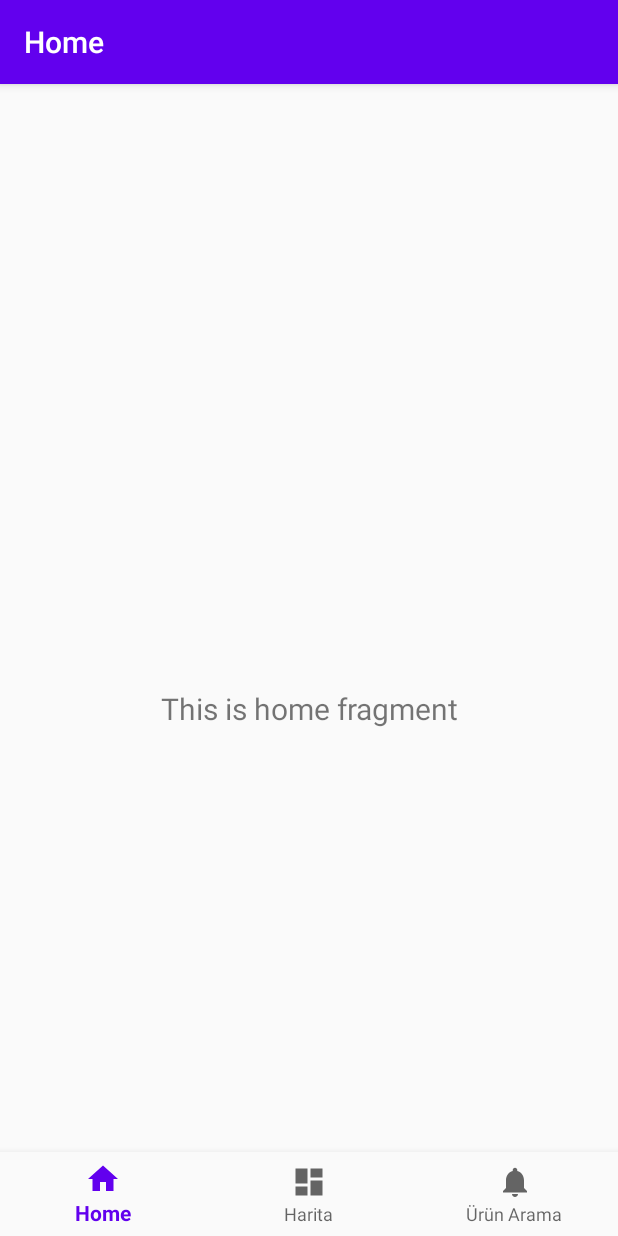
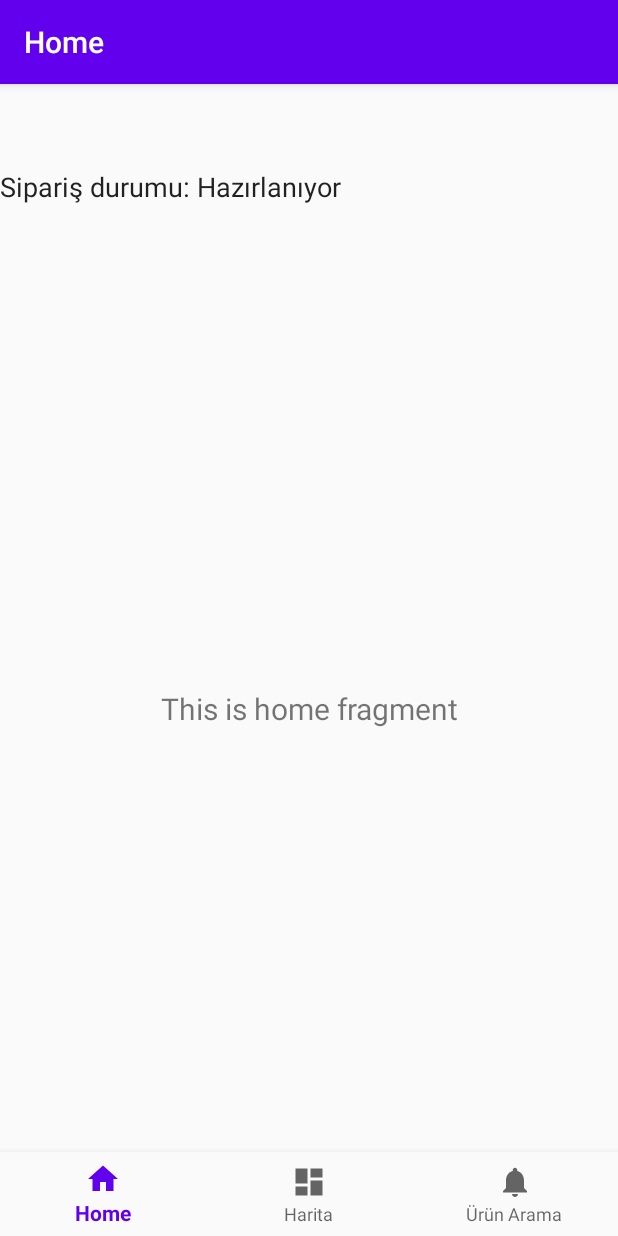
Before and after one commit to mbdemirkan/marna, an Android app: the screen it shows after launch (MainActivity), on a phone screen of 412 x 824 dp. Run offline under Robolectric (Android 15) with nearby library versions, the phone set to English and light mode, and no system bars; our stand-ins replace navigation-ui.

Commit message:
sipariş durumu

```diff
--- /dev/null
+++ b/app/src/main/java/com/softtech/marna/ui/order/OrderFragment.java
@@ -0,0 +1,28 @@
+package com.softtech.marna.ui.order;
+
+import android.os.Bundle;
+import android.view.LayoutInflater;
+import android.view.View;
+import android.view.ViewGroup;
+import android.widget.TextView;
+
+import androidx.annotation.NonNull;
+import androidx.annotation.Nullable;
+import androidx.fragment.app.Fragment;
+import androidx.lifecycle.Observer;
+import androidx.lifecycle.ViewModelProviders;
+
+import com.softtech.marna.R;
+
+public class OrderFragment extends Fragment {
+
+    private OrderViewModel homeViewModel;
+
+    @Nullable
+    @Override
+    public View onCreateView(@NonNull LayoutInflater inflater, ViewGroup container, Bundle savedInstanceState) {
+        View view = inflater.inflate(R.layout.fragment_siparis_durumu, container, false);
+
+        return view;
+    }
+}
--- /dev/null
+++ b/app/src/main/java/com/softtech/marna/ui/order/OrderViewModel.java
@@ -0,0 +1,19 @@
+package com.softtech.marna.ui.order;
+
+import androidx.lifecycle.LiveData;
+import androidx.lifecycle.MutableLiveData;
+import androidx.lifecycle.ViewModel;
+
+public class OrderViewModel extends ViewModel {
+
+    private MutableLiveData<String> mText;
+
+    public OrderViewModel() {
+        mText = new MutableLiveData<>();
+        mText.setValue("This is home fragment");
+    }
+
+    public LiveData<String> getText() {
+        return mText;
+    }
+}
--- a/app/src/main/res/layout/fragment_home.xml
+++ b/app/src/main/res/layout/fragment_home.xml
@@ -19,4 +19,14 @@
         app:layout_constraintEnd_toEndOf="parent"
         app:layout_constraintStart_toStartOf="parent"
         app:layout_constraintTop_toTopOf="parent" />
+
+    <fragment
+        android:id="@+id/fragment2"
+        android:name="com.softtech.marna.ui.order.OrderFragment"
+        android:layout_width="wrap_content"
+        android:layout_height="60dp"
+        app:layout_constraintLeft_toLeftOf="parent"
+        app:layout_constraintRight_toRightOf="parent"
+        app:layout_constraintStart_toStartOf="parent"
+        app:layout_constraintTop_toTopOf="parent" />
 </androidx.constraintlayout.widget.ConstraintLayout>
--- /dev/null
+++ b/app/src/main/res/layout/fragment_siparis_durumu.xml
@@ -0,0 +1,18 @@
+<?xml version="1.0" encoding="utf-8"?>
+<androidx.constraintlayout.widget.ConstraintLayout xmlns:android="http://schemas.android.com/apk/res/android"
+    xmlns:app="http://schemas.android.com/apk/res-auto"
+    xmlns:tools="http://schemas.android.com/tools"
+    android:layout_width="match_parent"
+    android:layout_height="match_parent"
+    tools:context=".ui.order.OrderFragment">
+
+    <TextView
+        android:id="@+id/textView2"
+        android:layout_width="wrap_content"
+        android:layout_height="wrap_content"
+        android:text="Sipariş durumu: Hazırlanıyor"
+        android:textAppearance="@style/TextAppearance.AppCompat.Body1"
+        android:textSize="18sp"
+        app:layout_constraintStart_toStartOf="parent"
+        app:layout_constraintTop_toTopOf="parent" />
+</androidx.constraintlayout.widget.ConstraintLayout>
```
